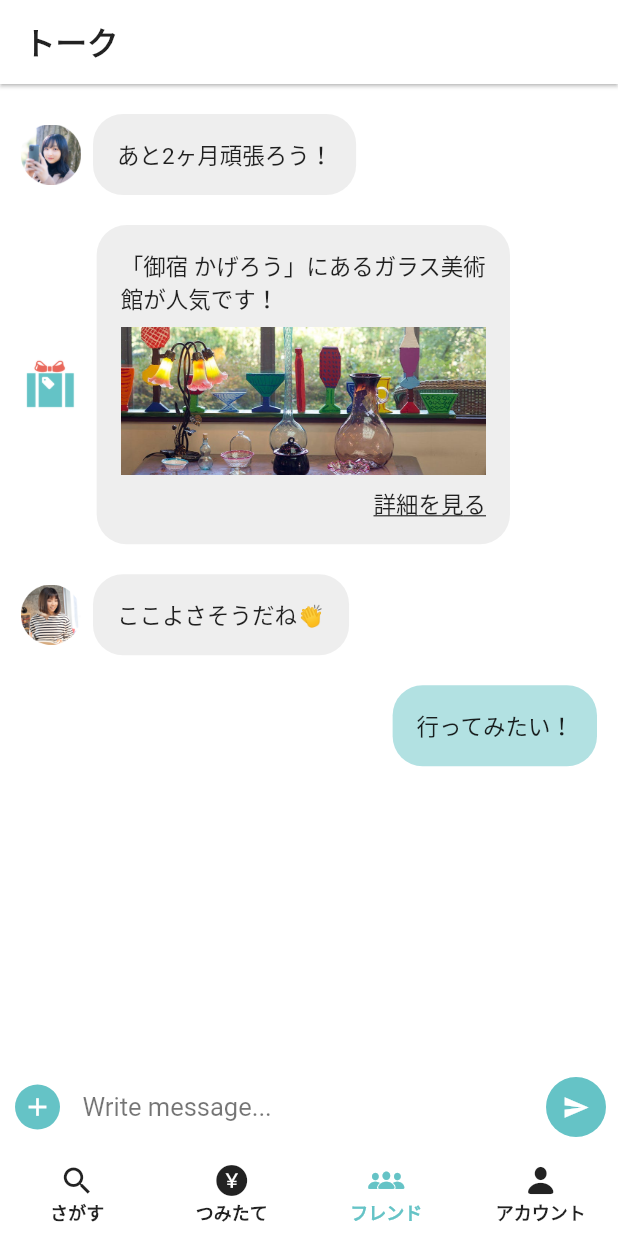
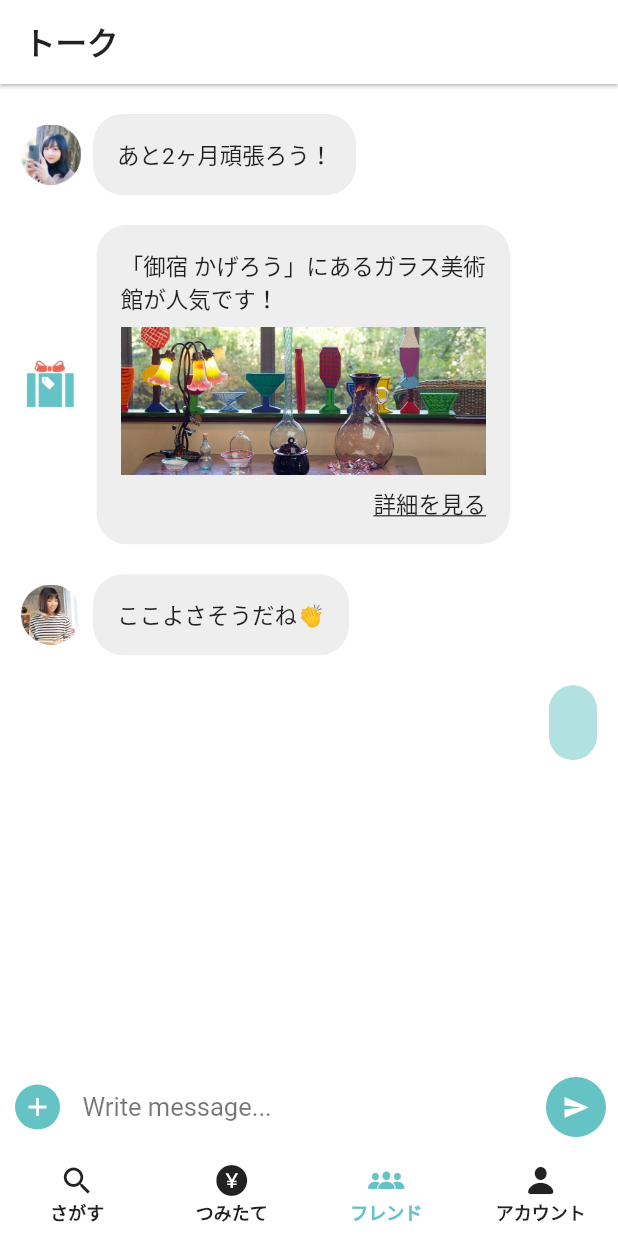
Before and after one commit to taznica/treap_app, a Flutter app: the screen it shows after launch, item 3 of the bottom bar chosen, after a tap on the "send" icon, on a phone screen of 412 x 824 dp. Run offline on Flutter 3.47's test engine with Material 2 defaults, Android fonts, the light colour scheme and no system bars.

Commit message:
update: enable to send message on chat_view.dart

```diff
--- a/lib/models/message.dart
+++ b/lib/models/message.dart
@@ -3,26 +3,3 @@ class Message {
 
   Message({this.text, this.image, this.sender, this.icon});
 }
-
-List<Message> messages = [
-  Message(
-    text: 'あと2ヶ月頑張ろう！',
-    sender: 'friend',
-    icon: 'assets/images/1_friend_eika.png',
-  ),
-  Message(
-    text: '「御宿 かげろう」にあるガラス美術館が人気です！',
-    image: 'assets/images/2_kagerou_glass_1.jpg',
-    sender: 'treap',
-    icon: 'assets/images/treap_logo_icon.png',
-  ),
-  Message(
-    text: 'ここよさそうだね👏',
-    sender: 'friend',
-    icon: 'assets/images/2_friend_moeno.png',
-  ),
-  Message(
-    text: '行ってみたい！',
-    sender: 'me',
-  ),
-];
--- a/lib/views/friend/chat_view.dart
+++ b/lib/views/friend/chat_view.dart
@@ -4,7 +4,31 @@ import 'package:gohoubi_app/models/message.dart';
 
 import 'glass_museum_article_view.dart';
 
-class ChatView extends StatelessWidget {
+class ChatView extends StatefulWidget {
+  @override
+  _ChatViewState createState() => _ChatViewState();
+}
+
+class _ChatViewState extends State<ChatView> {
+  List<Message> messages = [
+    Message(
+      text: 'あと2ヶ月頑張ろう！',
+      sender: 'friend',
+      icon: 'assets/images/1_friend_eika.png',
+    ),
+    Message(
+      text: '「御宿 かげろう」にあるガラス美術館が人気です！',
+      image: 'assets/images/2_kagerou_glass_1.jpg',
+      sender: 'treap',
+      icon: 'assets/images/treap_logo_icon.png',
+    ),
+    Message(
+      text: 'ここよさそうだね👏',
+      sender: 'friend',
+      icon: 'assets/images/2_friend_moeno.png',
+    ),
+  ];
+
   @override
   Widget build(BuildContext context) {
     TextEditingController controller = TextEditingController();
@@ -194,6 +218,14 @@ class ChatView extends StatelessWidget {
                   FloatingActionButton(
                     onPressed: () {
                       FocusScope.of(context).unfocus();
+                      setState(() {
+                        messages.add(
+                          Message(
+                            text: controller.text,
+                            sender: 'me',
+                          ),
+                        );
+                      });
                       controller.clear();
                     },
                     child: Icon(
```
